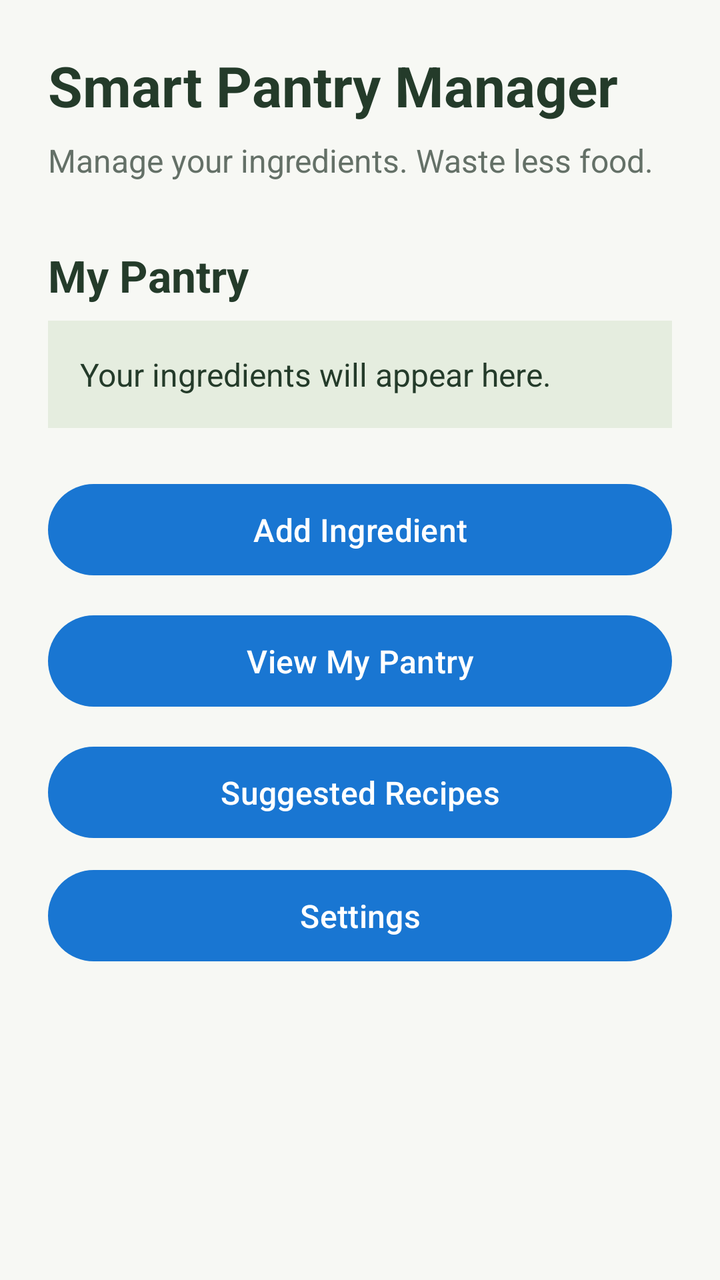
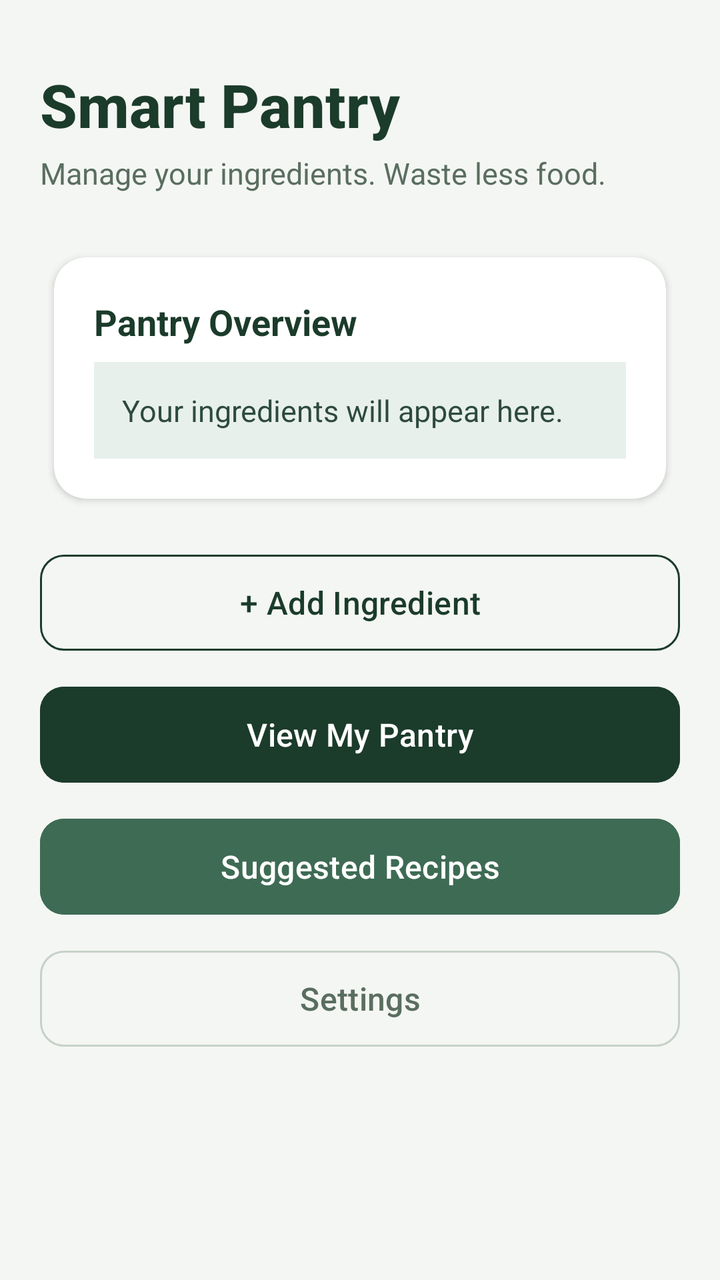

An Android layout rendered at two revisions. The XML below is the earlier revision; the diff shows what the commit changed to produce the second picture.
<!-- AndroidManifest.xml: application theme Theme.SmartPantryManager -->
<!-- res/layout/activity_main.xml -->
<?xml version="1.0" encoding="utf-8"?>
<ScrollView xmlns:android="http://schemas.android.com/apk/res/android"
    android:layout_width="match_parent"
    android:layout_height="match_parent"
    android:background="#F7F8F4"
    android:fillViewport="true">

    <LinearLayout
        android:layout_width="match_parent"
        android:layout_height="wrap_content"
        android:orientation="vertical"
        android:padding="24dp">

        <TextView
            android:layout_width="match_parent"
            android:layout_height="wrap_content"
            android:text="Smart Pantry Manager"
            android:textColor="#243B2A"
            android:textSize="28sp"
            android:textStyle="bold" />

        <TextView
            android:layout_width="match_parent"
            android:layout_height="wrap_content"
            android:layout_marginTop="8dp"
            android:text="Manage your ingredients. Waste less food."
            android:textColor="#647067"
            android:textSize="16sp" />

        <TextView
            android:layout_width="match_parent"
            android:layout_height="wrap_content"
            android:layout_marginTop="32dp"
            android:text="My Pantry"
            android:textColor="#243B2A"
            android:textSize="22sp"
            android:textStyle="bold" />

        <TextView
            android:id="@+id/tvPantrySummary"
            android:layout_width="match_parent"
            android:layout_height="wrap_content"
            android:layout_marginTop="8dp"
            android:background="#E5EDDF"
            android:padding="16dp"
            android:text="Your ingredients will appear here."
            android:textColor="#243B2A"
            android:textSize="16sp" />

        <Button
            android:id="@+id/btnAddIngredient"
            android:layout_width="match_parent"
            android:layout_height="wrap_content"
            android:layout_marginTop="24dp"
            android:text="Add Ingredient" />

        <Button
            android:id="@+id/btnViewPantry"
            android:layout_width="match_parent"
            android:layout_height="wrap_content"
            android:layout_marginTop="12dp"
            android:text="View My Pantry" />

        <Button
            android:id="@+id/btnSuggestedRecipes"
            android:layout_width="match_parent"
            android:layout_height="wrap_content"
            android:layout_marginTop="12dp"
            android:text="Suggested Recipes" />

        <Button
            android:id="@+id/btnSettings"
            android:layout_width="match_parent"
            android:layout_height="wrap_content"
            android:text="Settings"
            android:layout_marginTop="8dp" />

    </LinearLayout>

</ScrollView>
<!-- resources referenced by this layout -->
<resources>
  <style name="Theme.SmartPantryManager" parent="Base.Theme.SmartPantryManager" />
  <style name="Base.Theme.SmartPantryManager" parent="Theme.Material3.DayNight.NoActionBar">
          <item name="colorPrimary">#1976D2</item>
          <item name="colorOnPrimary">#FFFFFF</item>
          <item name="materialButtonStyle">@style/AppButton</item>
      </style>
  <style name="AppButton" parent="Widget.Material3.Button">
          <item name="cornerRadius">24dp</item>
          <item name="android:textSize">16sp</item>
          <item name="android:paddingTop">12dp</item>
          <item name="android:paddingBottom">12dp</item>
      </style>
</resources>

<!-- the commit's change to res/layout/activity_main.xml (unified diff, before → after) -->
@@ -1,80 +1,132 @@
 <?xml version="1.0" encoding="utf-8"?>
 <ScrollView xmlns:android="http://schemas.android.com/apk/res/android"
+    xmlns:app="http://schemas.android.com/apk/res-auto"
     android:layout_width="match_parent"
     android:layout_height="match_parent"
-    android:background="#F7F8F4"
+    android:background="#F4F6F3"
     android:fillViewport="true">
 
     <LinearLayout
         android:layout_width="match_parent"
         android:layout_height="wrap_content"
         android:orientation="vertical"
-        android:padding="24dp">
+        android:padding="20dp">
 
-        <TextView
+        
+        <LinearLayout
             android:layout_width="match_parent"
             android:layout_height="wrap_content"
-            android:text="Smart Pantry Manager"
-            android:textColor="#243B2A"
-            android:textSize="28sp"
-            android:textStyle="bold" />
+            android:orientation="vertical"
+            android:layout_marginTop="12dp"
+            android:layout_marginBottom="24dp">
 
-        <TextView
+            <TextView
+                android:layout_width="match_parent"
+                android:layout_height="wrap_content"
+                android:text="Smart Pantry"
+                android:textColor="#1B3B2B"
+                android:textSize="30sp"
+                android:fontFamily="sans-serif-medium"
+                android:textStyle="bold" />
+
+            <TextView
+                android:layout_width="match_parent"
+                android:layout_height="wrap_content"
+                android:layout_marginTop="4dp"
+                android:text="Manage your ingredients. Waste less food."
+                android:textColor="#5A6E60"
+                android:textSize="15sp" />
+        </LinearLayout>
+
+        
+        <androidx.cardview.widget.CardView
             android:layout_width="match_parent"
             android:layout_height="wrap_content"
-            android:layout_marginTop="8dp"
-            android:text="Manage your ingredients. Waste less food."
-            android:textColor="#647067"
-            android:textSize="16sp" />
+            app:cardCornerRadius="16dp"
+            app:cardElevation="2dp"
+            app:cardUseCompatPadding="true"
+            app:cardBackgroundColor="#FFFFFF">
 
-        <TextView
+            <LinearLayout
+                android:layout_width="match_parent"
+                android:layout_height="wrap_content"
+                android:orientation="vertical"
+                android:padding="20dp">
+
+                <TextView
+                    android:layout_width="match_parent"
+                    android:layout_height="wrap_content"
+                    android:text="Pantry Overview"
+                    android:textColor="#1B3B2B"
+                    android:textSize="18sp"
+                    android:textStyle="bold" />
+
+                <TextView
+                    android:id="@+id/tvPantrySummary"
+                    android:layout_width="match_parent"
+                    android:layout_height="wrap_content"
+                    android:layout_marginTop="8dp"
+                    android:background="#E8F0EC"
+                    android:padding="14dp"
+                    android:text="Your ingredients will appear here."
+                    android:textColor="#2D4A3E"
+                    android:textSize="15sp" />
+            </LinearLayout>
+        </androidx.cardview.widget.CardView>
+
+        
+        <LinearLayout
             android:layout_width="match_parent"
             android:layout_height="wrap_content"
-            android:layout_marginTop="32dp"
-            android:text="My Pantry"
-            android:textColor="#243B2A"
-            android:textSize="22sp"
-            android:textStyle="bold" />
+            android:orientation="vertical"
+            android:layout_marginTop="16dp">
 
-        <TextView
-            android:id="@+id/tvPantrySummary"
-            android:layout_width="match_parent"
-            android:layout_height="wrap_content"
-            android:layout_marginTop="8dp"
-            android:background="#E5EDDF"
-            android:padding="16dp"
-            android:text="Your ingredients will appear here."
-            android:textColor="#243B2A"
-            android:textSize="16sp" />
+            <Button
+                android:id="@+id/btnAddIngredient"
+                style="?attr/materialButtonOutlinedStyle"
+                android:layout_width="match_parent"
+                android:layout_height="56dp"
+                android:text="+ Add Ingredient"
+                android:textColor="#1B3B2B"
+                android:textSize="16sp"
+                app:strokeColor="#1B3B2B"
+                app:cornerRadius="12dp"
+                android:layout_marginBottom="10dp" />
 
-        <Button
-            android:id="@+id/btnAddIngredient"
-            android:layout_width="match_parent"
-            android:layout_height="wrap_content"
-            android:layout_marginTop="24dp"
-            android:text="Add Ingredient" />
+            <Button
+                android:id="@+id/btnViewPantry"
+                android:layout_width="match_parent"
+                android:layout_height="56dp"
+                android:text="View My Pantry"
+                android:backgroundTint="#1B3B2B"
+                android:textColor="#FFFFFF"
+                android:textSize="16sp"
+                app:cornerRadius="12dp"
+                android:layout_marginBottom="10dp" />
 
-        <Button
-            android:id="@+id/btnViewPantry"
-            android:layout_width="match_parent"
-            android:layout_height="wrap_content"
-            android:layout_marginTop="12dp"
-            android:text="View My Pantry" />
+            <Button
+                android:id="@+id/btnSuggestedRecipes"
+                android:layout_width="match_parent"
+                android:layout_height="56dp"
+                android:text="Suggested Recipes"
+                android:backgroundTint="#3E6B54"
+                android:textColor="#FFFFFF"
+                android:textSize="16sp"
+                app:cornerRadius="12dp"
+                android:layout_marginBottom="10dp" />
 
-        <Button
-            android:id="@+id/btnSuggestedRecipes"
-            android:layout_width="match_parent"
-            android:layout_height="wrap_content"
-            android:layout_marginTop="12dp"
-            android:text="Suggested Recipes" />
+            <Button
+                android:id="@+id/btnSettings"
+                style="?attr/materialButtonOutlinedStyle"
+                android:layout_width="match_parent"
+                android:layout_height="56dp"
+                android:text="Settings"
+                android:textColor="#5A6E60"
+                android:textSize="16sp"
+                app:strokeColor="#C5D1C8"
+                app:cornerRadius="12dp" />
 
-        <Button
-            android:id="@+id/btnSettings"
-            android:layout_width="match_parent"
-            android:layout_height="wrap_content"
-            android:text="Settings"
-            android:layout_marginTop="8dp" />
+        </LinearLayout>
 
     </LinearLayout>
-
 </ScrollView>
